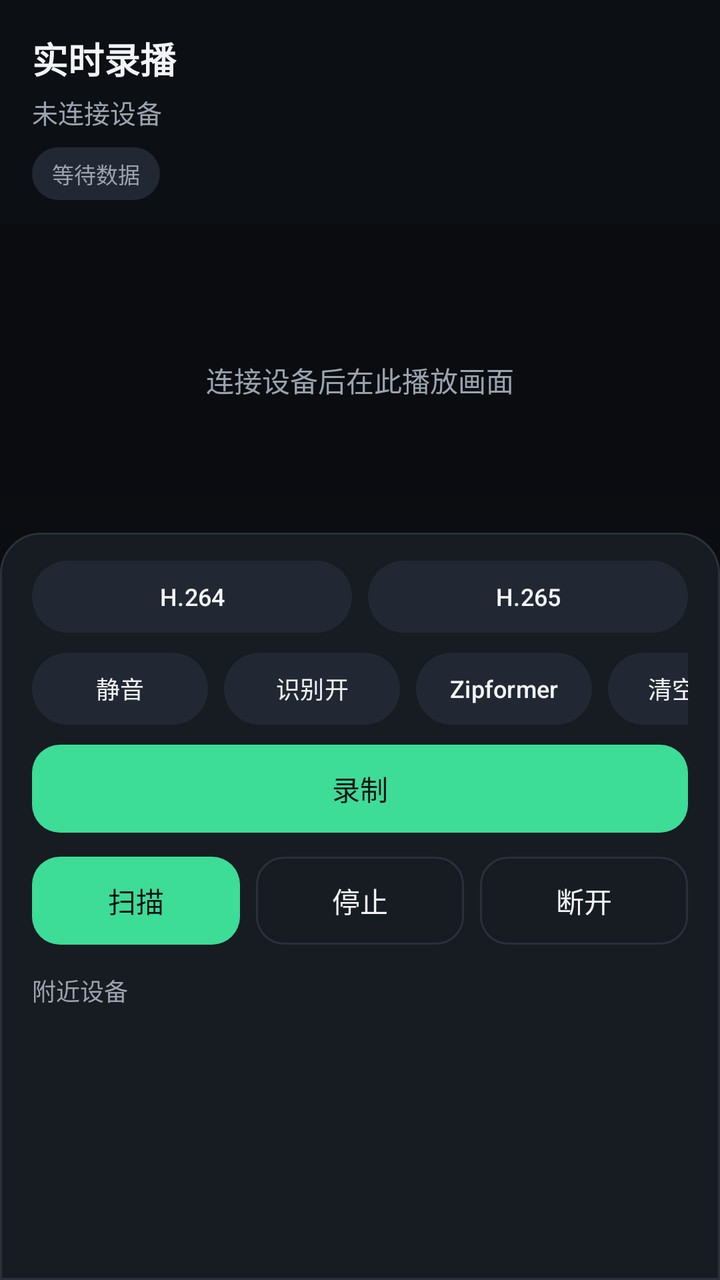
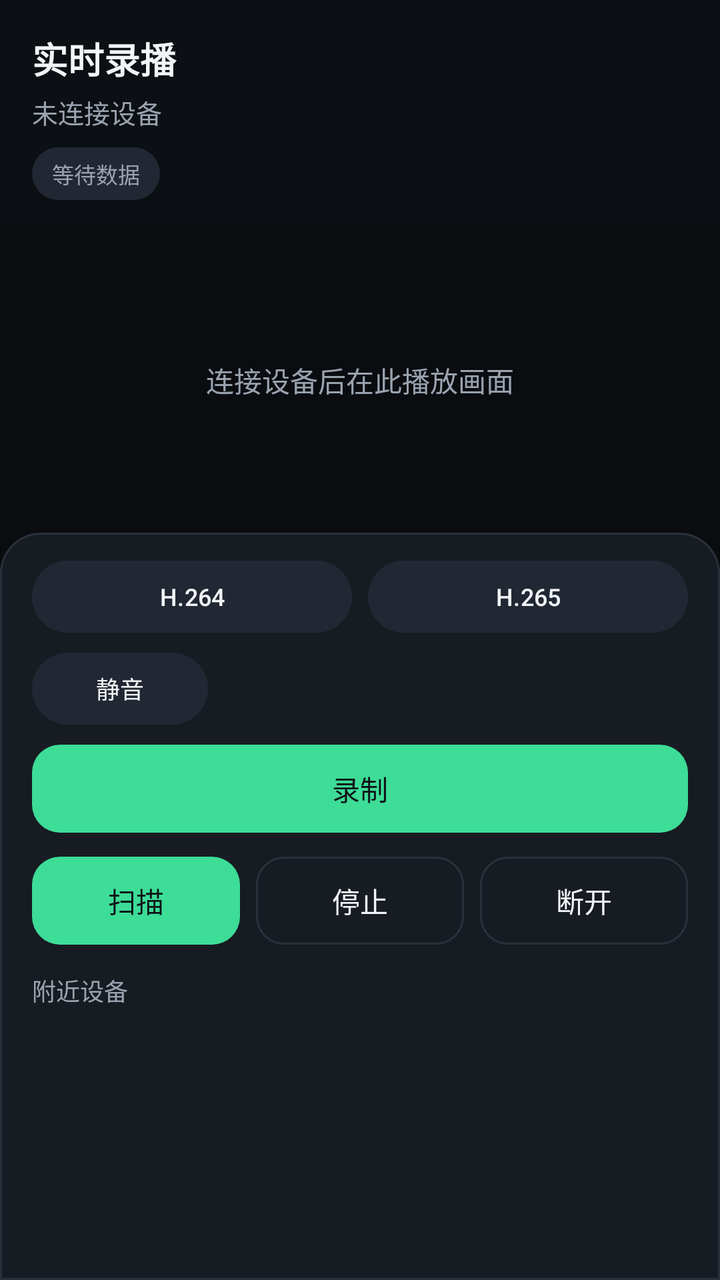

An Android layout rendered at two revisions. The XML below is the earlier revision; the diff shows what the commit changed to produce the second picture.
<!-- AndroidManifest.xml: activity theme Theme.GGECRecord -->
<!-- res/layout/activity_record_main.xml -->
<?xml version="1.0" encoding="utf-8"?>
<FrameLayout xmlns:android="http://schemas.android.com/apk/res/android"
    xmlns:app="http://schemas.android.com/apk/res-auto"
    android:layout_width="match_parent"
    android:layout_height="match_parent"
    android:background="@color/record_bg">

    
    <FrameLayout
        android:layout_width="match_parent"
        android:layout_height="match_parent"
        android:layout_marginBottom="260dp"
        android:background="@color/record_video_placeholder">

        <TextureView
            android:id="@+id/record_video"
            android:layout_width="match_parent"
            android:layout_height="match_parent" />

        <TextView
            android:id="@+id/record_video_placeholder"
            android:layout_width="wrap_content"
            android:layout_height="wrap_content"
            android:layout_gravity="center"
            android:gravity="center"
            android:text="@string/record_video_placeholder"
            android:textColor="@color/record_text_secondary"
            android:textSize="14sp" />

        
        <LinearLayout
            android:layout_width="match_parent"
            android:layout_height="wrap_content"
            android:background="@color/record_overlay"
            android:orientation="vertical"
            android:paddingHorizontal="16dp"
            android:paddingTop="16dp"
            android:paddingBottom="12dp">

            <TextView
                android:id="@+id/record_title"
                android:layout_width="match_parent"
                android:layout_height="wrap_content"
                android:text="@string/record_title"
                android:textColor="@color/record_text_primary"
                android:textSize="18sp"
                android:textStyle="bold" />

            <TextView
                android:id="@+id/record_status"
                android:layout_width="match_parent"
                android:layout_height="wrap_content"
                android:layout_marginTop="4dp"
                android:text="@string/record_status_idle"
                android:textColor="@color/record_text_secondary"
                android:textSize="13sp" />

            <TextView
                android:id="@+id/record_stats"
                android:layout_width="wrap_content"
                android:layout_height="wrap_content"
                android:layout_marginTop="8dp"
                android:background="@drawable/record_chip_bg"
                android:paddingHorizontal="10dp"
                android:paddingVertical="5dp"
                android:text="@string/record_stats_idle"
                android:textColor="@color/record_text_secondary"
                android:textSize="11sp" />
        </LinearLayout>

        
        <LinearLayout
            android:layout_width="match_parent"
            android:layout_height="wrap_content"
            android:layout_gravity="bottom"
            android:background="@drawable/record_subtitle_scrim"
            android:orientation="vertical"
            android:paddingHorizontal="16dp"
            android:paddingTop="36dp"
            android:paddingBottom="16dp">

            <ScrollView
                android:id="@+id/record_subtitle_scroll"
                android:layout_width="match_parent"
                android:layout_height="64dp"
                android:fillViewport="true"
                android:scrollbars="none">

                <TextView
                    android:id="@+id/record_subtitle_final"
                    android:layout_width="match_parent"
                    android:layout_height="wrap_content"
                    android:gravity="bottom"
                    android:lineSpacingExtra="3dp"
                    android:textColor="@color/record_text_primary"
                    android:textSize="14sp" />
            </ScrollView>

            <TextView
                android:id="@+id/record_subtitle_partial"
                android:layout_width="match_parent"
                android:layout_height="wrap_content"
                android:layout_marginTop="4dp"
                android:ellipsize="end"
                android:maxLines="2"
                android:textColor="@color/record_accent"
                android:textSize="13sp" />
        </LinearLayout>
    </FrameLayout>

    
    <LinearLayout
        android:layout_width="match_parent"
        android:layout_height="wrap_content"
        android:layout_gravity="bottom"
        android:background="@drawable/record_panel_bg"
        android:orientation="vertical"
        android:paddingHorizontal="16dp"
        android:paddingTop="14dp"
        android:paddingBottom="16dp">

        <LinearLayout
            android:layout_width="match_parent"
            android:layout_height="wrap_content"
            android:orientation="horizontal">

            <com.google.android.material.button.MaterialButton
                android:id="@+id/record_codec_h264"
                style="@style/Widget.Record.Chip"
                android:layout_width="0dp"
                android:layout_weight="1"
                android:text="@string/record_codec_h264" />

            <com.google.android.material.button.MaterialButton
                android:id="@+id/record_codec_h265"
                style="@style/Widget.Record.Chip"
                android:layout_width="0dp"
                android:layout_marginStart="8dp"
                android:layout_weight="1"
                android:text="@string/record_codec_h265" />
        </LinearLayout>

        <HorizontalScrollView
            android:layout_width="match_parent"
            android:layout_height="wrap_content"
            android:layout_marginTop="10dp"
            android:scrollbars="none">

            <LinearLayout
                android:layout_width="wrap_content"
                android:layout_height="wrap_content"
                android:gravity="center_vertical"
                android:orientation="horizontal">

                <com.google.android.material.button.MaterialButton
                    android:id="@+id/record_mute"
                    style="@style/Widget.Record.Chip"
                    android:layout_width="wrap_content"
                    android:text="@string/record_mute" />

                <com.google.android.material.button.MaterialButton
                    android:id="@+id/record_asr_toggle"
                    style="@style/Widget.Record.Chip"
                    android:layout_width="wrap_content"
                    android:layout_marginStart="8dp"
                    android:text="@string/record_asr_off" />

                <com.google.android.material.button.MaterialButton
                    android:id="@+id/record_asr_model"
                    style="@style/Widget.Record.Chip"
                    android:layout_width="wrap_content"
                    android:layout_marginStart="8dp"
                    android:text="@string/record_asr_model_zipformer" />

                <com.google.android.material.button.MaterialButton
                    android:id="@+id/record_asr_clear"
                    style="@style/Widget.Record.Chip"
                    android:layout_width="wrap_content"
                    android:layout_marginStart="8dp"
                    android:text="@string/record_asr_clear" />
            </LinearLayout>
        </HorizontalScrollView>

        <com.google.android.material.button.MaterialButton
            android:id="@+id/record_capture"
            style="@style/Widget.Record.Primary"
            android:layout_width="match_parent"
            android:layout_marginTop="10dp"
            android:text="@string/record_capture_start" />

        <LinearLayout
            android:layout_width="match_parent"
            android:layout_height="wrap_content"
            android:layout_marginTop="12dp"
            android:orientation="horizontal">

            <com.google.android.material.button.MaterialButton
                android:id="@+id/record_scan"
                style="@style/Widget.Record.Primary"
                android:layout_width="0dp"
                android:layout_weight="1"
                android:text="@string/record_scan" />

            <com.google.android.material.button.MaterialButton
                android:id="@+id/record_stop_scan"
                style="@style/Widget.Record.Secondary"
                android:layout_width="0dp"
                android:layout_marginStart="8dp"
                android:layout_weight="1"
                android:text="@string/record_stop_scan" />

            <com.google.android.material.button.MaterialButton
                android:id="@+id/record_disconnect"
                style="@style/Widget.Record.Secondary"
                android:layout_width="0dp"
                android:layout_marginStart="8dp"
                android:layout_weight="1"
                android:text="@string/record_disconnect" />
        </LinearLayout>

        <TextView
            android:id="@+id/record_device_section_title"
            android:layout_width="match_parent"
            android:layout_height="wrap_content"
            android:layout_marginTop="14dp"
            android:text="@string/record_nearby_title"
            android:textColor="@color/record_text_secondary"
            android:textSize="12sp" />

        <ListView
            android:id="@+id/record_device_list"
            android:layout_width="match_parent"
            android:layout_height="112dp"
            android:layout_marginTop="8dp"
            android:divider="@android:color/transparent"
            android:dividerHeight="8dp"
            android:scrollbars="vertical" />
    </LinearLayout>
</FrameLayout>
<!-- resources referenced by this layout -->
<resources>
  <color name="record_accent">#FF3DDC97</color>
  <color name="record_bg">#FF0E1116</color>
  <color name="record_overlay">#990E1116</color>
  <color name="record_text_primary">#FFF2F4F7</color>
  <color name="record_text_secondary">#FF9AA3AF</color>
  <color name="record_video_placeholder">#FF0A0C10</color>
  <!-- drawable record_chip_bg (drawable) -->
  <?xml version="1.0" encoding="utf-8"?>
  <shape xmlns:android="http://schemas.android.com/apk/res/android"
      android:shape="rectangle">
      <solid android:color="@color/record_chip" />
      <corners android:radius="999dp" />
  </shape>
  <!-- drawable record_panel_bg (drawable) -->
  <?xml version="1.0" encoding="utf-8"?>
  <shape xmlns:android="http://schemas.android.com/apk/res/android"
      android:shape="rectangle">
      <solid android:color="@color/record_panel" />
      <corners
          android:topLeftRadius="20dp"
          android:topRightRadius="20dp" />
      <stroke
          android:width="1dp"
          android:color="@color/record_panel_stroke" />
  </shape>
  <!-- drawable record_subtitle_scrim (drawable) -->
  <?xml version="1.0" encoding="utf-8"?>
  <shape xmlns:android="http://schemas.android.com/apk/res/android"
      android:shape="rectangle">
      <gradient
          android:angle="90"
          android:endColor="#00000000"
          android:startColor="#CC0E1116" />
  </shape>
  <string name="record_asr_clear">清空字幕</string>
  <string name="record_asr_model_zipformer">Zipformer</string>
  <string name="record_asr_off">识别开</string>
  <string name="record_capture_start">录制</string>
  <string name="record_codec_h264">H.264</string>
  <string name="record_codec_h265">H.265</string>
  <string name="record_disconnect">断开</string>
  <string name="record_mute">静音</string>
  <string name="record_nearby_title">附近设备</string>
  <string name="record_scan">扫描</string>
  <string name="record_stats_idle">等待数据</string>
  <string name="record_status_idle">未连接设备</string>
  <string name="record_stop_scan">停止</string>
  <string name="record_title">实时录播</string>
  <string name="record_video_placeholder">连接设备后在此播放画面</string>
  <style name="Widget.Record.Primary" parent="Widget.Material3.Button">
          <item name="android:layout_height">44dp</item>
          <item name="android:minHeight">44dp</item>
          <item name="android:insetTop">0dp</item>
          <item name="android:insetBottom">0dp</item>
          <item name="android:textAllCaps">false</item>
          <item name="android:textSize">14sp</item>
          <item name="backgroundTint">@color/record_accent</item>
          <item name="android:textColor">@color/record_bg</item>
          <item name="cornerRadius">14dp</item>
      </style>
  <style name="Widget.Record.Secondary" parent="Widget.Material3.Button.OutlinedButton">
          <item name="android:layout_height">44dp</item>
          <item name="android:minHeight">44dp</item>
          <item name="android:insetTop">0dp</item>
          <item name="android:insetBottom">0dp</item>
          <item name="android:textAllCaps">false</item>
          <item name="android:textSize">14sp</item>
          <item name="strokeColor">@color/record_panel_stroke</item>
          <item name="android:textColor">@color/record_text_primary</item>
          <item name="cornerRadius">14dp</item>
      </style>
  <color name="record_chip">#FF222833</color>
  <color name="record_panel">#FF171B22</color>
  <color name="record_panel_stroke">#FF2A313C</color>
  <!-- unchanged entries left out for length: 2 -->
</resources>

<!-- the commit's change to res/layout/activity_record_main.xml (unified diff, before → after) -->
@@ -67,45 +67,6 @@
                 android:textColor="@color/record_text_secondary"
                 android:textSize="11sp" />
         </LinearLayout>
-
-        
-        <LinearLayout
-            android:layout_width="match_parent"
-            android:layout_height="wrap_content"
-            android:layout_gravity="bottom"
-            android:background="@drawable/record_subtitle_scrim"
-            android:orientation="vertical"
-            android:paddingHorizontal="16dp"
-            android:paddingTop="36dp"
-            android:paddingBottom="16dp">
-
-            <ScrollView
-                android:id="@+id/record_subtitle_scroll"
-                android:layout_width="match_parent"
-                android:layout_height="64dp"
-                android:fillViewport="true"
-                android:scrollbars="none">
-
-                <TextView
-                    android:id="@+id/record_subtitle_final"
-                    android:layout_width="match_parent"
-                    android:layout_height="wrap_content"
-                    android:gravity="bottom"
-                    android:lineSpacingExtra="3dp"
-                    android:textColor="@color/record_text_primary"
-                    android:textSize="14sp" />
-            </ScrollView>
-
-            <TextView
-                android:id="@+id/record_subtitle_partial"
-                android:layout_width="match_parent"
-                android:layout_height="wrap_content"
-                android:layout_marginTop="4dp"
-                android:ellipsize="end"
-                android:maxLines="2"
-                android:textColor="@color/record_accent"
-                android:textSize="13sp" />
-        </LinearLayout>
     </FrameLayout>
 
     
@@ -157,27 +118,6 @@
                     style="@style/Widget.Record.Chip"
                     android:layout_width="wrap_content"
                     android:text="@string/record_mute" />
-
-                <com.google.android.material.button.MaterialButton
-                    android:id="@+id/record_asr_toggle"
-                    style="@style/Widget.Record.Chip"
-                    android:layout_width="wrap_content"
-                    android:layout_marginStart="8dp"
-                    android:text="@string/record_asr_off" />
-
-                <com.google.android.material.button.MaterialButton
-                    android:id="@+id/record_asr_model"
-                    style="@style/Widget.Record.Chip"
-                    android:layout_width="wrap_content"
-                    android:layout_marginStart="8dp"
-                    android:text="@string/record_asr_model_zipformer" />
-
-                <com.google.android.material.button.MaterialButton
-                    android:id="@+id/record_asr_clear"
-                    style="@style/Widget.Record.Chip"
-                    android:layout_width="wrap_content"
-                    android:layout_marginStart="8dp"
-                    android:text="@string/record_asr_clear" />
             </LinearLayout>
         </HorizontalScrollView>
 
<!-- resource entries referenced after the edit -->
@@ -25,18 +25,6 @@
           android:width="1dp"
           android:color="@color/record_panel_stroke" />
   </shape>
-  <!-- drawable record_subtitle_scrim (drawable) -->
-  <?xml version="1.0" encoding="utf-8"?>
-  <shape xmlns:android="http://schemas.android.com/apk/res/android"
-      android:shape="rectangle">
-      <gradient
-          android:angle="90"
-          android:endColor="#00000000"
-          android:startColor="#CC0E1116" />
-  </shape>
-  <string name="record_asr_clear">清空字幕</string>
-  <string name="record_asr_model_zipformer">Zipformer</string>
-  <string name="record_asr_off">识别开</string>
   <string name="record_capture_start">录制</string>
   <string name="record_codec_h264">H.264</string>
   <string name="record_codec_h265">H.265</string>
